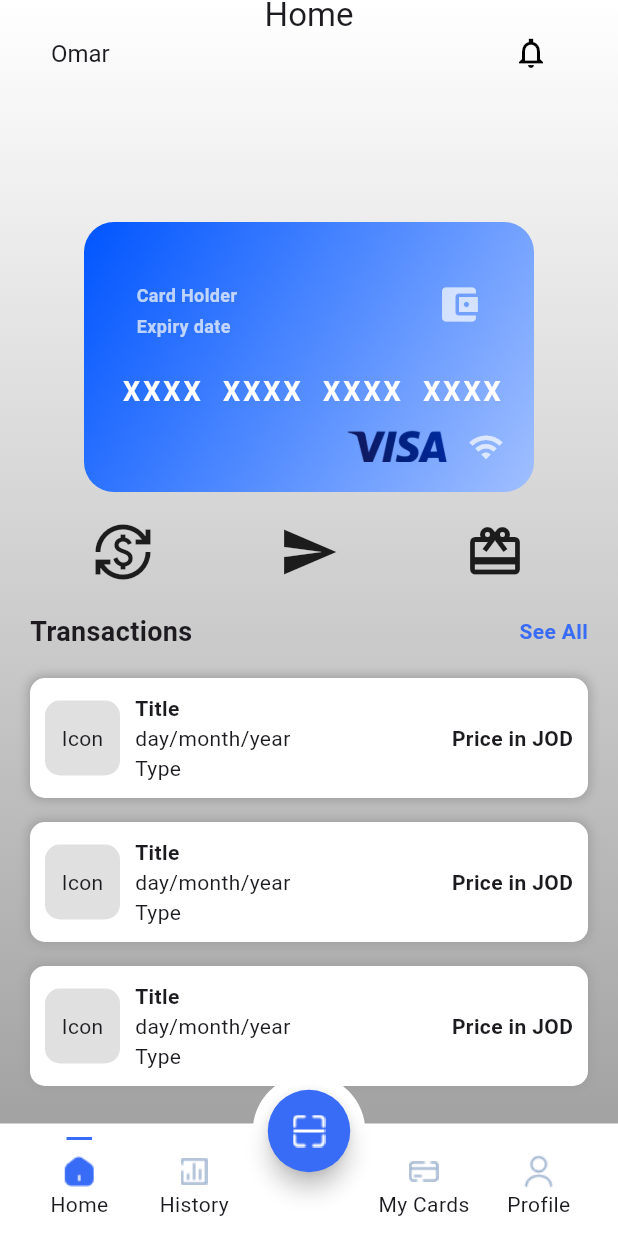
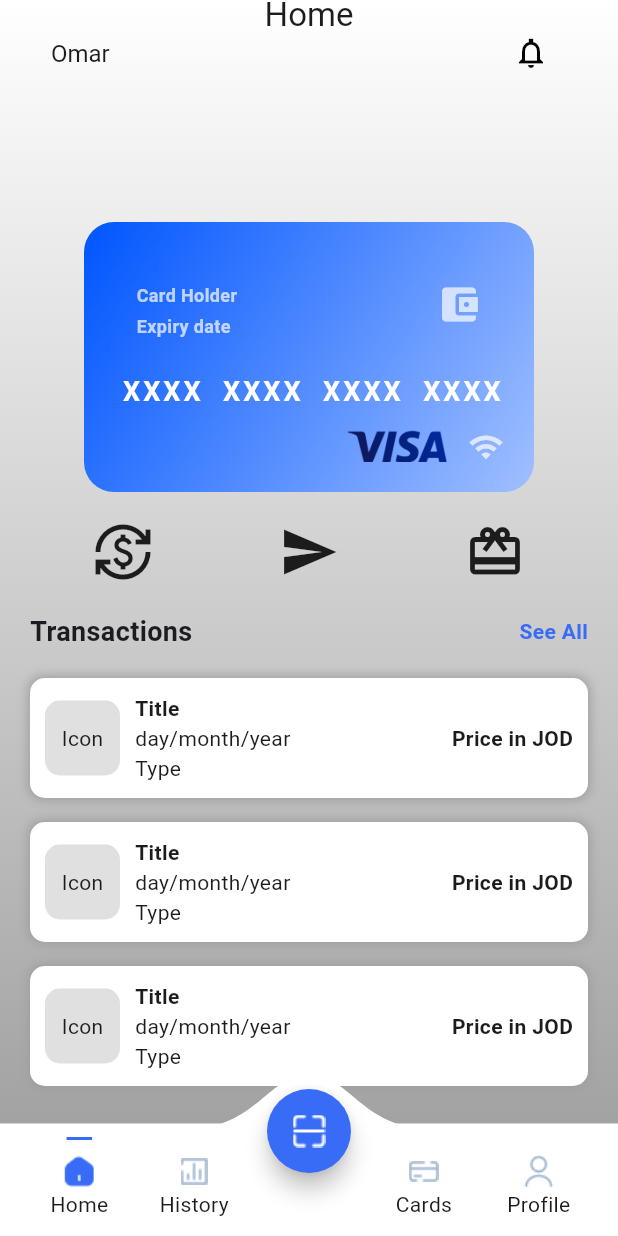
Before and after one commit to djf2d/EDF3, a Flutter app: the screen it shows after launch, on a phone screen of 412 x 824 dp. Run offline on Flutter 3.47's test engine with Material 3 defaults, Android fonts, the light colour scheme and no system bars; our stand-ins replace equatable, flutter_bloc.

Commit message:
finally finished bottom navigation bar, with the animation and matching the new design

```diff
--- /dev/null
+++ b/lib/features/navigation/presentation/widgets/bottom_navigation_bar.dart
@@ -0,0 +1,49 @@
+import 'package:edf3/features/navigation/presentation/cubit/navigation_cubit.dart';
+import 'package:edf3/features/navigation/presentation/widgets/custom_nav_bar_row_item.dart';
+import 'package:edf3/utils/consts.dart';
+import 'package:flutter/material.dart';
+import 'package:flutter_bloc/flutter_bloc.dart';
+
+class BottomNavigationBarAligned extends StatelessWidget {
+  const BottomNavigationBarAligned({
+    super.key,
+  });
+
+  @override
+  Widget build(BuildContext context) {
+    return Align(
+      alignment: Alignment.bottomCenter,
+      child: Container(
+        height: 75,
+        color: Colors.white,
+        child: Row(
+          mainAxisAlignment: MainAxisAlignment.spaceAround,
+          children: <Widget>[const SizedBox(width: 8)] +
+              screensNames.entries
+                  .map(
+                    (k) => CustomNavBarRowItem(
+                      icon: k.value.$2,
+                      text: k.value.$1,
+                      isHightLighted: k.key ==
+                          context
+                              .watch<NavigationCubit>()
+                              .state
+                              .currentScreenIndex,
+                      onTap: (value) {
+                        context.read<NavigationCubit>().changeScreen(value);
+                      },
+                      index: k.key,
+                    ),
+                  )
+                  .toList() +
+              <Widget>[
+                const SizedBox(
+                  width: 8,
+                  height: 20,
+                ),
+              ],
+        ),
+      ),
+    );
+  }
+}
--- a/lib/features/navigation/presentation/widgets/custom_nav_bar_row_item.dart
+++ b/lib/features/navigation/presentation/widgets/custom_nav_bar_row_item.dart
@@ -27,7 +27,11 @@ class CustomNavBarRowItem extends StatelessWidget {
       width: 24,
       color: baseColor,
     );
-    return GestureDetector(
+    return ClipOval(
+      child: Material(
+        color: Colors.transparent,
+        child: InkWell(
+          splashColor: Colors.grey[300]?.withOpacity(0.7),
           onTap: () {
             onTap(index);
           },
@@ -46,7 +50,7 @@ class CustomNavBarRowItem extends StatelessWidget {
                             thickness: 2,
                             color: isHightLighted && index != 2
                                 ? baseColor
-                            : Colors.white,
+                                : Colors.transparent,
                             height: 20,
                           ),
                         )
@@ -61,6 +65,8 @@ class CustomNavBarRowItem extends StatelessWidget {
                       : []),
             ),
           ),
+        ),
+      ),
     );
   }
 }
--- a/lib/features/navigation/presentation/widgets/nav_bar_row_action_button.dart
+++ b/lib/features/navigation/presentation/widgets/nav_bar_row_action_button.dart
@@ -11,20 +11,7 @@ class NavBarRowActionButton extends StatelessWidget {
 
   @override
   Widget build(BuildContext context) {
-    return Align(
-      alignment: Alignment.center,
-      child: Container(
-        height: 75,
-        width: 75,
-        decoration: const BoxDecoration(
-          color: Colors.white,
-          shape: BoxShape.circle,
-        ),
-        child: Center(
-          child: Container(
-            height: 55,
-            width: 55,
-            decoration: const BoxDecoration(shape: BoxShape.circle),
+    return Center(
       child: FloatingActionButton(
         shape: const CircleBorder(),
         backgroundColor: AppTheme.hightLighted,
@@ -35,9 +22,7 @@ class NavBarRowActionButton extends StatelessWidget {
           AppIcons.qr.getPath(),
           color: Colors.white,
         ),
-            ),
-          ),
-        ),
+        // ),
       ),
     );
   }
--- a/lib/features/navigation/presentation/widgets/navigation_widget.dart
+++ b/lib/features/navigation/presentation/widgets/navigation_widget.dart
@@ -1,7 +1,7 @@
 import 'package:edf3/features/navigation/presentation/cubit/navigation_cubit.dart';
-import 'package:edf3/features/navigation/presentation/widgets/custom_nav_bar_row_item.dart';
+import 'package:edf3/features/navigation/presentation/widgets/bottom_navigation_bar.dart';
+import 'package:edf3/features/navigation/presentation/widgets/curve_paint.dart';
 import 'package:edf3/features/navigation/presentation/widgets/nav_bar_row_action_button.dart';
-import 'package:edf3/utils/consts.dart';
 import 'package:flutter/material.dart';
 import 'package:flutter_bloc/flutter_bloc.dart';
 
@@ -15,46 +15,23 @@ class CustomNavBarRow extends StatelessWidget {
       color: Colors.transparent,
       child: Stack(
         children: [
-          Align(
-            alignment: Alignment.bottomCenter,
-            child: Container(
-              height: 75,
-              color: Colors.white,
-              child: Row(
-                mainAxisAlignment: MainAxisAlignment.spaceAround,
-                children: <Widget>[const SizedBox(width: 8)] +
-                    screensNames.entries
-                        .map(
-                          (k) => CustomNavBarRowItem(
-                            icon: k.value.$2,
-                            text: k.value.$1,
-                            isHightLighted: k.key ==
-                                context
-                                    .watch<NavigationCubit>()
-                                    .state
-                                    .currentScreenIndex,
-                            onTap: (value) {
-                              context
-                                  .read<NavigationCubit>()
-                                  .changeScreen(value);
-                            },
-                            index: k.key,
-                          ),
-                        )
-                        .toList() +
-                    <Widget>[
-                      const SizedBox(
-                        width: 8,
-                        height: 20,
-                      ),
-                    ],
+          // DONT REMOVE THIS, this is supposed to draw the curve around the middle circle.
+          CustomPaint(
+            foregroundPainter: DrawCurve(),
+            child: ColoredBox(
+              color: Colors.transparent,
+              child: NavBarRowActionButton(
+                onTap: (value) {
+                  // IGNORE
+                },
               ),
             ),
           ),
+          const BottomNavigationBarAligned(),
           NavBarRowActionButton(
             onTap: (value) =>
                 context.read<NavigationCubit>().changeScreen(value),
-          )
+          ),
         ],
       ),
     );
--- a/lib/utils/consts.dart
+++ b/lib/utils/consts.dart
@@ -18,7 +18,7 @@ Map<int, (String, AppIcons)> screensNames = {
     AppIcons.qr,
   ),
   3: (
-    "My Cards",
+    "Cards",
     AppIcons.card,
   ),
   4: ("Profile", AppIcons.profile)
```
Also changed, not shown: lib/features/navigation/presentation/widgets/curve_paint.dart (added, +36 -0 lines). Lines whose indentation alone changed are shown as unchanged.
